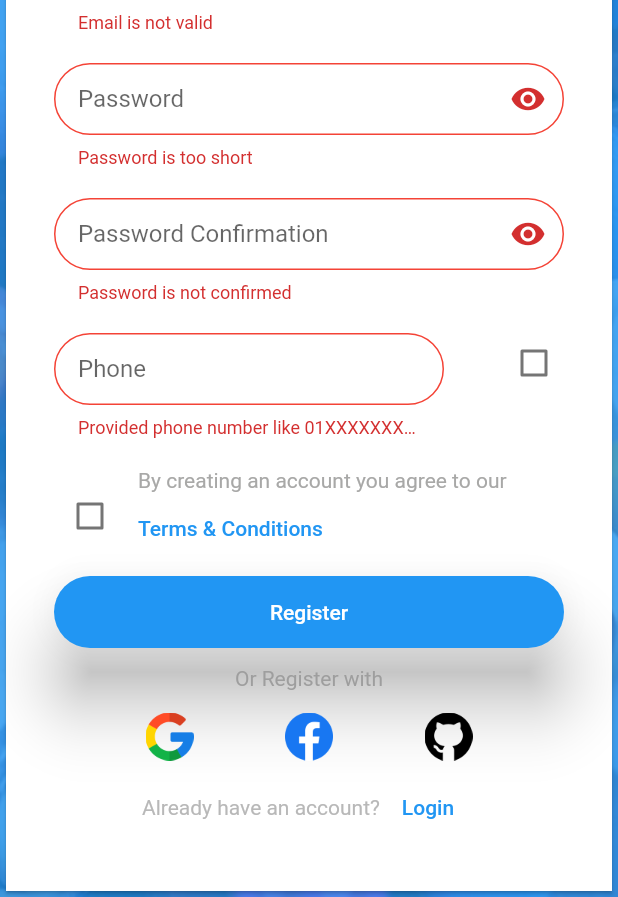
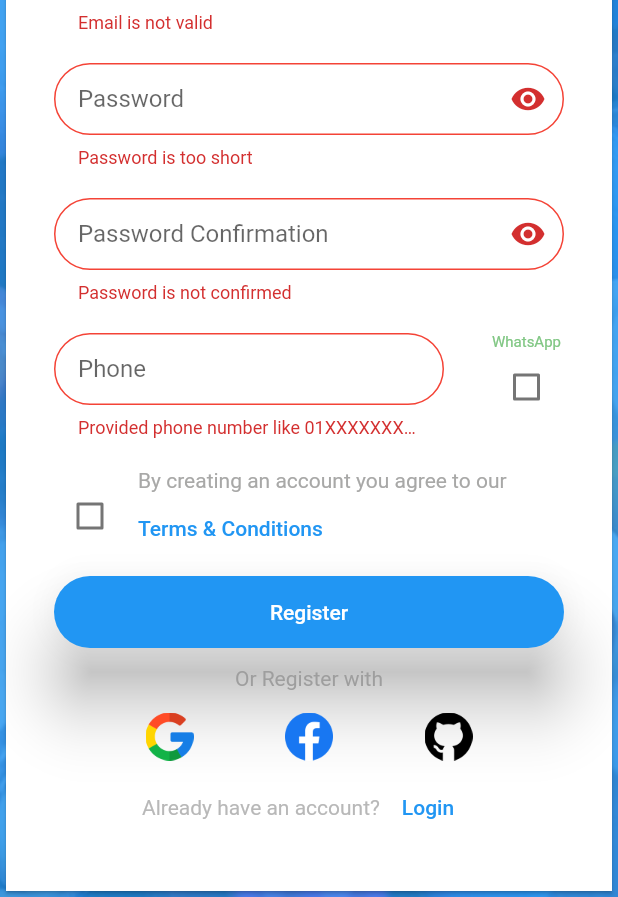
Before and after one commit to darsh-7/G-akrem, a Flutter app: the RegisterPage screen opened by its route, after a tap on "Register", on a phone screen of 412 x 824 dp, the part 339-1236 px from its top. Run offline on Flutter 3.47's test engine with Material 2 defaults, Android fonts, the phone set to English and light mode, and no system bars; our stand-ins replace camera, flutter_svg, get, percent_indicator; network calls fail.

Commit message:
add new order section add phone and whatsApp filed to register_page.dart

```diff
--- a/lib/Screens/login/register_page.dart
+++ b/lib/Screens/login/register_page.dart
@@ -202,12 +202,23 @@ class _RegisterPage extends State<RegisterPage> {
                     width: 260,
                   ),
                   Container(
-                    width: 40,
-                    height: 40,
-                    child: Checkbox(
-                      value: hasWhatsApp,
-                      onChanged: (checked) =>
-                          setState(() => hasWhatsApp = checked ?? false),
+                    width: 50,
+                    height: 60,
+                    child:
+                    Column(
+                      mainAxisSize: MainAxisSize.min,
+                      children: [
+                        Text("WhatsApp",style: TextStyle(
+                          fontSize: 10,
+                          color: Colors.green[300],
+                        ),),
+                        Checkbox(
+                          value: hasWhatsApp,
+                          activeColor: Colors.green,
+                          onChanged: (checked) =>
+                              setState(() => hasWhatsApp = checked ?? false),
+                        ),
+                      ],
                     ),
                   )
                 ]),
--- a/lib/Screens/main/Profile/profle_Screen.dart
+++ b/lib/Screens/main/Profile/profle_Screen.dart
@@ -22,7 +22,7 @@ class ProfileScreen extends StatelessWidget {
         actions: [
           IconButton(
               onPressed: () {
-              //  Get.changeTheme();
+                //Get.changeTheme();
               },
               icon: Icon(isDark ? Icons.sunny : Icons.nightlight))
         ],
```
Also changed, not shown: lib/Screens/main/NavigationBar.dart (+6 -2 lines), lib/Screens/main/home_screen.dart (+36 -5 lines), lib/widgets/upcoming_order.dart (added, +96 -0 lines), assets/icons/delivery_man.svg (added), assets/icons/delivery_van.svg (added), lib/controller/basket_controller.dart (added).
